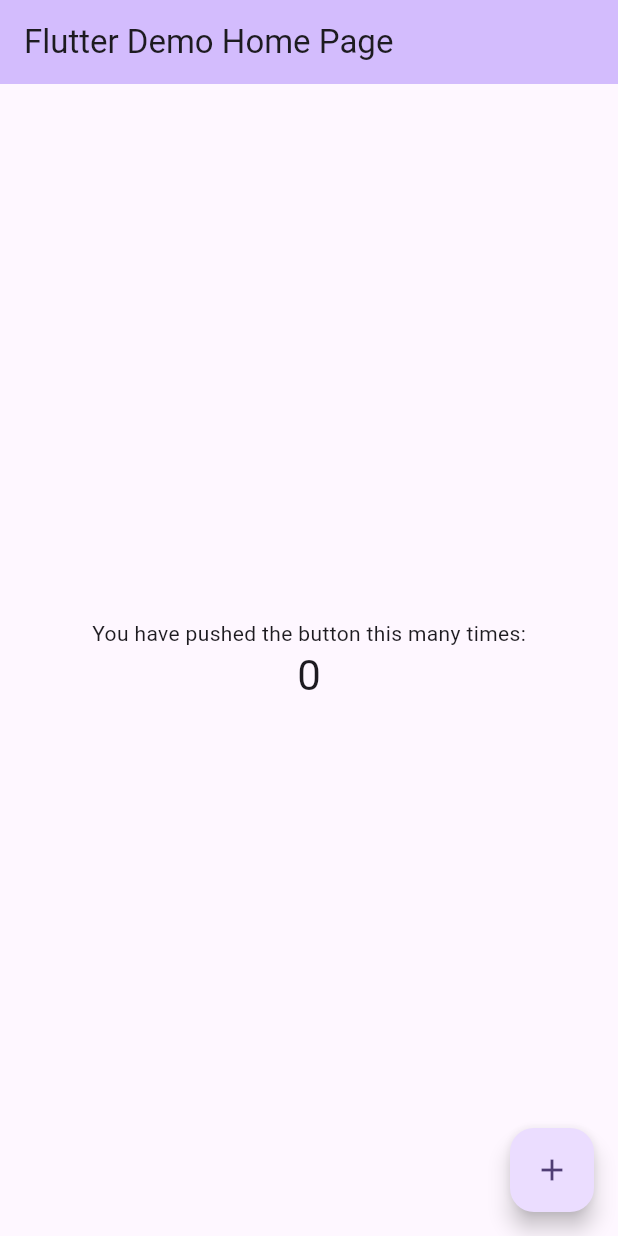
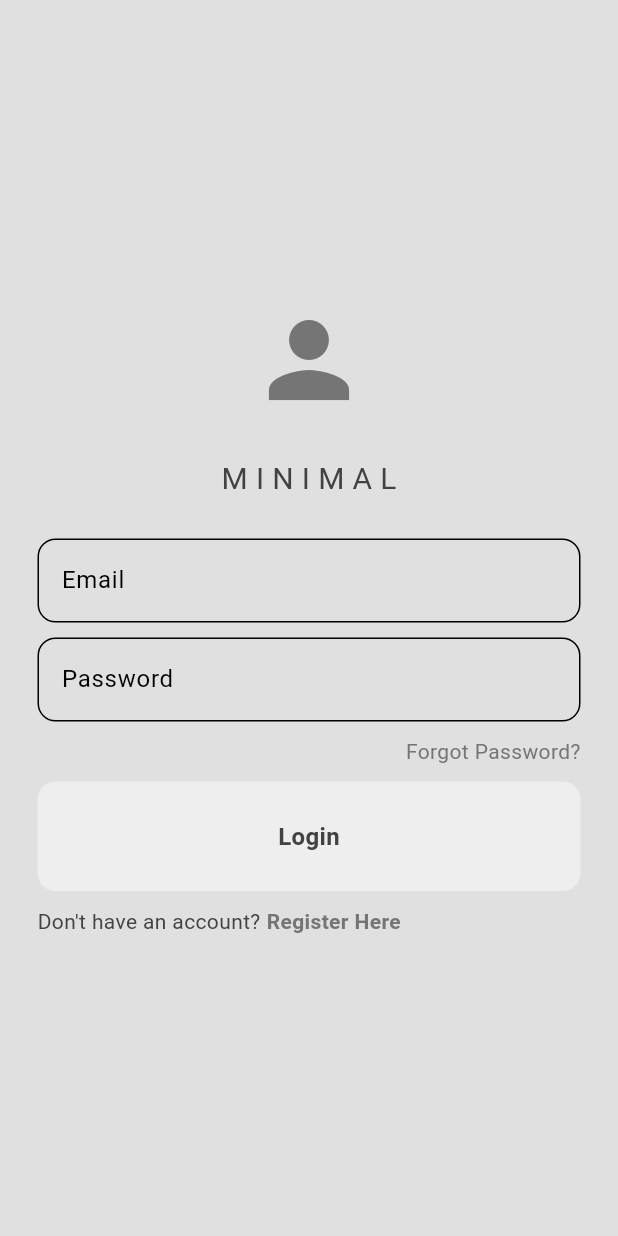
Before and after one commit to cjmartin89/SocialMediaApp, a Flutter app: the screen it shows after launch, on a phone screen of 412 x 824 dp. Run offline on Flutter 3.47's test engine with Material 3 defaults, Android fonts, the phone set to English and light mode, and no system bars.

Commit message:
LoginandRegisterUI

```diff
--- /dev/null
+++ b/Flutter Apps/social_media_app/lib/auth/login_or_register.dart
@@ -0,0 +1,31 @@
+import 'package:flutter/material.dart';
+import 'package:social_media_app/pages/login_page.dart';
+import 'package:social_media_app/pages/register_page.dart';
+
+class LoginOrRegister extends StatefulWidget {
+  const LoginOrRegister({super.key});
+
+  @override
+  State<LoginOrRegister> createState() => _LoginOrRegisterState();
+}
+
+class _LoginOrRegisterState extends State<LoginOrRegister> {
+  // initially, show login page
+  bool showLoginPage = true;
+
+  // toggle between login and register page
+  void togglePages() {
+    setState(() {
+      showLoginPage = !showLoginPage;
+    });
+  }
+
+  @override
+  Widget build(BuildContext context) {
+    if (showLoginPage) {
+      return LoginPage(onTap: togglePages);
+    } else {
+      return RegisterPage(onTap: togglePages);
+    }
+  }
+}
--- /dev/null
+++ b/Flutter Apps/social_media_app/lib/components/my_button.dart
@@ -0,0 +1,35 @@
+import 'package:flutter/material.dart';
+
+class MyButton extends StatelessWidget {
+  final String text;
+  final void Function()? onTap;
+
+  const MyButton({
+    super.key,
+    required this.text,
+    required this.onTap,
+    });
+
+  @override
+  Widget build(BuildContext context) {
+    return GestureDetector(
+      onTap: onTap,
+      child: Container(
+        decoration: BoxDecoration(
+          color: Theme.of(context).colorScheme.primary,
+          borderRadius: BorderRadius.circular(12),
+        ),
+        padding: const EdgeInsets.all(25),
+        child: Center(
+          child: Text(
+            text,
+            style: const TextStyle(
+              fontWeight: FontWeight.bold,
+              fontSize: 16,
+            ),
+          ),
+        ),
+      )
+    );
+  }
+}
--- /dev/null
+++ b/Flutter Apps/social_media_app/lib/components/my_textfield.dart
@@ -0,0 +1,28 @@
+import 'package:flutter/material.dart';
+
+class MyTextfield extends StatelessWidget {
+  final String hintText;
+  final bool obscureText;
+  final TextEditingController controller;
+
+  const MyTextfield({
+    super.key,
+    required this.hintText,
+    required this.obscureText,
+    required this.controller,
+    });
+
+  @override
+  Widget build(BuildContext context) {
+    return TextField(
+      controller: controller,
+      decoration: InputDecoration(
+        border: OutlineInputBorder(
+          borderRadius: BorderRadius.circular(12),
+        ),
+        hintText: hintText,
+      ),
+      obscureText: obscureText,
+    );
+  }
+}
--- a/Flutter Apps/social_media_app/lib/main.dart
+++ b/Flutter Apps/social_media_app/lib/main.dart
@@ -1,4 +1,7 @@
 import 'package:flutter/material.dart';
+import 'package:social_media_app/auth/login_or_register.dart';
+import 'package:social_media_app/theme/dark_mode.dart';
+import 'package:social_media_app/theme/light_mode.dart';
 
 void main() {
   runApp(const MyApp());
@@ -7,119 +10,13 @@ void main() {
 class MyApp extends StatelessWidget {
   const MyApp({super.key});
 
-  // This widget is the root of your application.
   @override
   Widget build(BuildContext context) {
     return MaterialApp(
-      title: 'Flutter Demo',
-      theme: ThemeData(
-        // This is the theme of your application.
-        //
-        // TRY THIS: Try running your application with "flutter run". You'll see
-        // the application has a purple toolbar. Then, without quitting the app,
-        // try changing the seedColor in the colorScheme below to Colors.green
-        // and then invoke "hot reload" (save your changes or press the "hot
-        // reload" button in a Flutter-supported IDE, or press "r" if you used
-        // the command line to start the app).
-        //
-        // Notice that the counter didn't reset back to zero; the application
-        // state is not lost during the reload. To reset the state, use hot
-        // restart instead.
-        //
-        // This works for code too, not just values: Most code changes can be
-        // tested with just a hot reload.
-        colorScheme: ColorScheme.fromSeed(seedColor: Colors.deepPurple),
-        useMaterial3: true,
-      ),
-      home: const MyHomePage(title: 'Flutter Demo Home Page'),
+      debugShowCheckedModeBanner: false,
+      home: LoginOrRegister() ,
+      theme: lightMode,
+      darkTheme: darkMode,
     );
   }
 }
-
-class MyHomePage extends StatefulWidget {
-  const MyHomePage({super.key, required this.title});
-
-  // This widget is the home page of your application. It is stateful, meaning
-  // that it has a State object (defined below) that contains fields that affect
-  // how it looks.
-
-  // This class is the configuration for the state. It holds the values (in this
-  // case the title) provided by the parent (in this case the App widget) and
-  // used by the build method of the State. Fields in a Widget subclass are
-  // always marked "final".
-
-  final String title;
-
-  @override
-  State<MyHomePage> createState() => _MyHomePageState();
-}
-
-class _MyHomePageState extends State<MyHomePage> {
-  int _counter = 0;
-
-  void _incrementCounter() {
-    setState(() {
-      // This call to setState tells the Flutter framework that something has
-      // changed in this State, which causes it to rerun the build method below
-      // so that the display can reflect the updated values. If we changed
-      // _counter without calling setState(), then the build method would not be
-      // called again, and so nothing would appear to happen.
-      _counter++;
-    });
-  }
-
-  @override
-  Widget build(BuildContext context) {
-    // This method is rerun every time setState is called, for instance as done
-    // by the _incrementCounter method above.
-    //
-    // The Flutter framework has been optimized to make rerunning build methods
-    // fast, so that you can just rebuild anything that needs updating rather
-    // than having to individually change instances of widgets.
-    return Scaffold(
-      appBar: AppBar(
-        // TRY THIS: Try changing the color here to a specific color (to
-        // Colors.amber, perhaps?) and trigger a hot reload to see the AppBar
-        // change color while the other colors stay the same.
-        backgroundColor: Theme.of(context).colorScheme.inversePrimary,
-        // Here we take the value from the MyHomePage object that was created by
-        // the App.build method, and use it to set our appbar title.
-        title: Text(widget.title),
-      ),
-      body: Center(
-        // Center is a layout widget. It takes a single child and positions it
-        // in the middle of the parent.
-        child: Column(
-          // Column is also a layout widget. It takes a list of children and
-          // arranges them vertically. By default, it sizes itself to fit its
-          // children horizontally, and tries to be as tall as its parent.
-          //
-          // Column has various properties to control how it sizes itself and
-          // how it positions its children. Here we use mainAxisAlignment to
-          // center the children vertically; the main axis here is the vertical
-          // axis because Columns are vertical (the cross axis would be
-          // horizontal).
-          //
-          // TRY THIS: Invoke "debug painting" (choose the "Toggle Debug Paint"
-          // action in the IDE, or press "p" in the console), to see the
-          // wireframe for each widget.
-          mainAxisAlignment: MainAxisAlignment.center,
-          children: <Widget>[
-            const Text(
-              'You have pushed the button this many times:',
-            ),
-            Text(
-              '$_counter',
-              style: Theme.of(context).textTheme.headlineMedium,
-            ),
-          ],
-        ),
-      ),
-      floatingActionButton: FloatingActionButton(
-        onPressed: _incrementCounter,
-        tooltip: 'Increment',
-        child: const Icon(Icons.add),
-      ), // This trailing comma makes auto-formatting nicer for build methods.
-    );
-  }
-}
--- /dev/null
+++ b/Flutter Apps/social_media_app/lib/pages/login_page.dart
@@ -0,0 +1,118 @@
+import 'package:flutter/material.dart';
+import 'package:social_media_app/components/my_button.dart';
+import 'package:social_media_app/components/my_textfield.dart';
+
+class LoginPage extends StatelessWidget {
+  final void Function()? onTap;
+
+  LoginPage({
+    super.key,
+    emailController,
+    pwController,
+    required this.onTap,
+    });
+
+  // text editing controllers
+  final TextEditingController emailController = TextEditingController();
+  final TextEditingController pwController = TextEditingController();
+
+    void login () {
+
+    }
+
+  @override
+  Widget build(BuildContext context) {
+    return Scaffold(
+      backgroundColor: Theme.of(context).colorScheme.surface,
+      body: Center(
+        child: Padding(
+          padding: const EdgeInsets.all(25.0),
+          child: Column(
+            mainAxisAlignment: MainAxisAlignment.center,
+            children: [
+              // logo
+              Icon(
+                Icons.person,
+                size: 80,
+                color: Theme.of(context).colorScheme.inversePrimary,
+              ),
+
+              SizedBox(height: 25,),
+
+              // app name
+              const Text(
+                'M I N I M A L',
+                style: TextStyle(fontSize: 20),
+              ),
+
+              const SizedBox(height: 25,),
+
+              // email textfield
+              MyTextfield(
+                hintText: 'Email',
+                obscureText: false,
+                controller: emailController,
+                ),
+
+                const SizedBox(height: 10,),
+
+              // password textField
+              MyTextfield(
+                hintText: 'Password',
+                obscureText: true,
+                controller: pwController,
+                ),
+
+                const SizedBox(height: 10,),
+
+              // forgot password
+              Row(
+                mainAxisAlignment: MainAxisAlignment.end,
+                children: [
+                  Text(
+                    'Forgot Password?',
+                    style: TextStyle(
+                      color: Theme.of(context).colorScheme.inversePrimary,
+                    ),
+                  ),
+                ],
+              ),
+
+              const SizedBox(height: 10,),
+
+              // sign in button
+              MyButton(
+                text: 'Login',
+                onTap: login,
+                ),
+
+                const SizedBox(height: 10,),
+
+              //don't have an account? Register here
+              Row(
+                children: [
+                  const Text(
+                    'Don\'t have an account?',
+                  ),
+
+                  SizedBox(width: 4,),
+
+                  GestureDetector(
+                    onTap: onTap,
+                    child: Text(
+                      'Register Here',
+                      style: TextStyle(
+                        fontWeight: FontWeight.bold,
+                        color: Theme.of(context).colorScheme.inversePrimary,
+                      ),
+                    ),
+                  ),
+                ],
+              ),
+            ]
+          ),
+        ),
+      ),
+    );
+  }
+}
--- /dev/null
+++ b/Flutter Apps/social_media_app/lib/theme/dark_mode.dart
@@ -0,0 +1,15 @@
+import 'package:flutter/material.dart';
+
+ThemeData darkMode = ThemeData(
+  brightness: Brightness.dark,
+  colorScheme: ColorScheme.dark(
+    surface: Colors.grey.shade900,
+    primary: Colors.grey.shade800,
+    secondary: Colors.grey.shade700,
+    inversePrimary: Colors.grey.shade200,
+  ),
+  textTheme: ThemeData.dark().textTheme.apply(
+    bodyColor: Colors.grey[300],
+    displayColor: Colors.white,
+  ),
+);
--- /dev/null
+++ b/Flutter Apps/social_media_app/lib/theme/light_mode.dart
@@ -0,0 +1,15 @@
+import 'package:flutter/material.dart';
+
+ThemeData lightMode = ThemeData(
+  brightness: Brightness.light,
+  colorScheme: ColorScheme.light(
+    surface: Colors.grey.shade300,
+    primary: Colors.grey.shade200,
+    secondary: Colors.grey.shade400,
+    inversePrimary: Colors.grey.shade600,
+  ),
+  textTheme: ThemeData.light().textTheme.apply(
+    bodyColor: Colors.grey[800],
+    displayColor: Colors.black,
+  ),
+);
```
Also changed, not shown: Flutter Apps/social_media_app/lib/pages/register_page.dart (added, +135 -0 lines).
